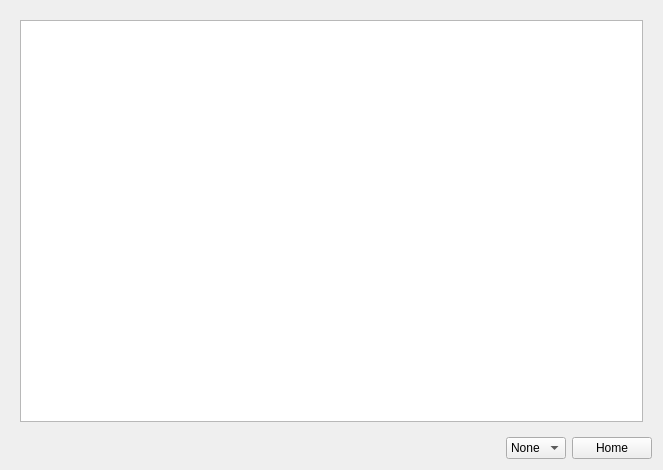
The window that ui/main.ui (dmzdev/stance) describes before a commit, drawn with Qt 5.
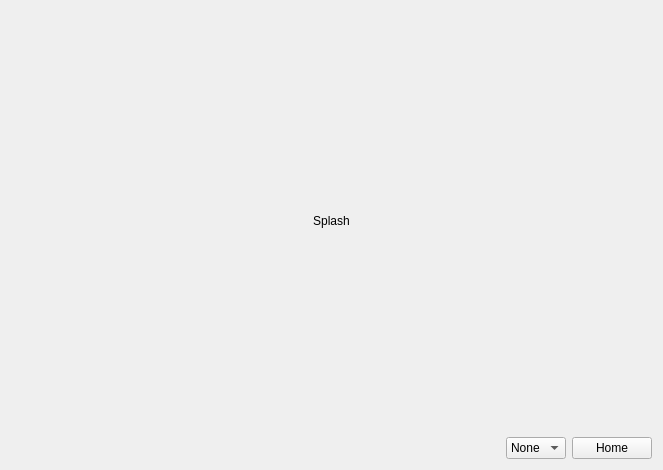
The same window after the commit. The open tabs and pages were chosen to show the change.

Commit message: Splash screen implemented.

Patch:
```diff
--- a/ui/main.ui
+++ b/ui/main.ui
@@ -36,6 +36,20 @@
        </item>
       </layout>
      </widget>
+     <widget class="QWidget" name="page_2">
+      <layout class="QVBoxLayout" name="verticalLayout_3">
+       <item>
+        <widget class="QLabel" name="splashLabel">
+         <property name="text">
+          <string>Splash</string>
+         </property>
+         <property name="alignment">
+          <set>Qt::AlignCenter</set>
+         </property>
+        </widget>
+       </item>
+      </layout>
+     </widget>
     </widget>
    </item>
    <item>
```
The commit also changes 5 other files.
